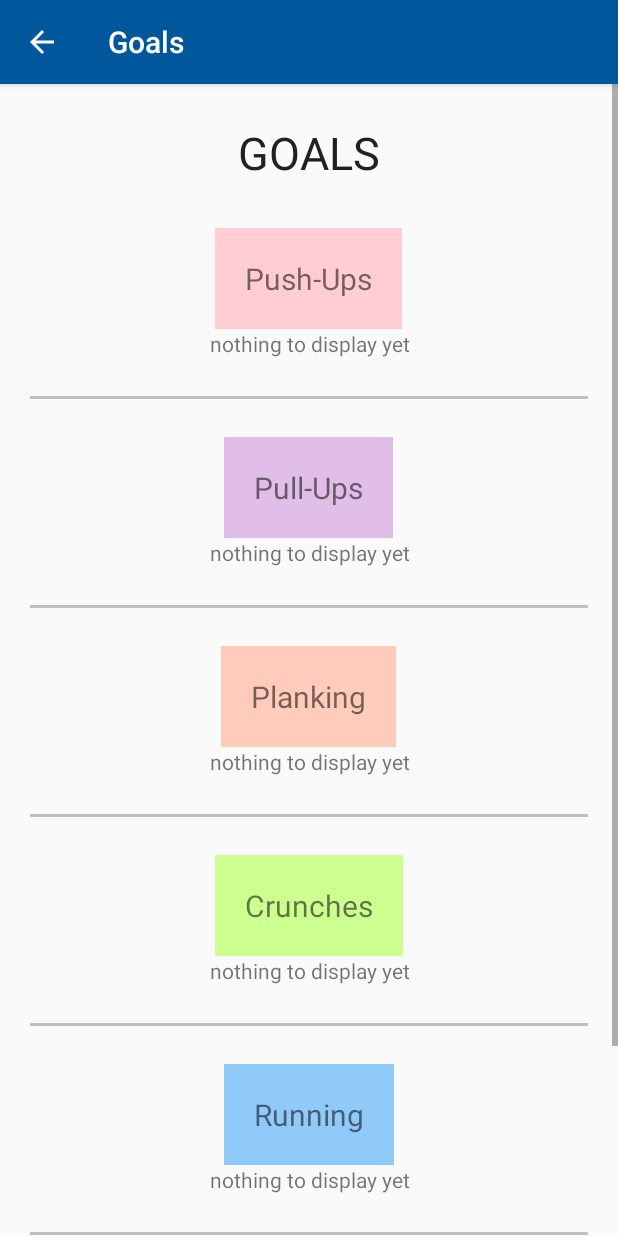
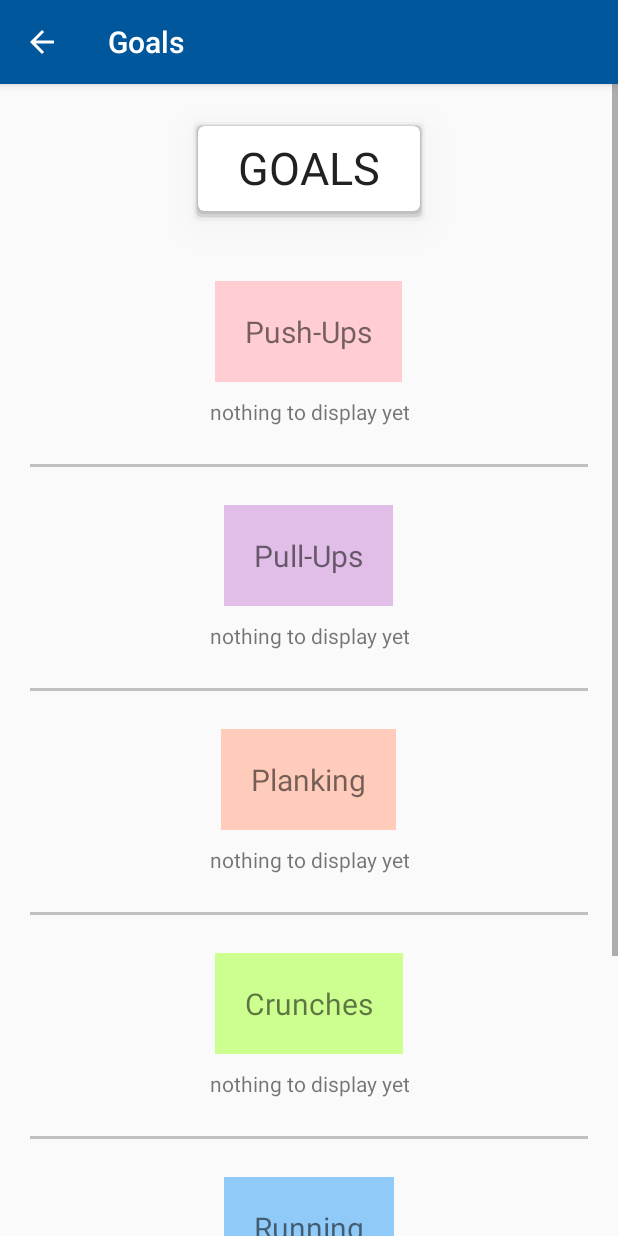
Before and after one commit to keerthivarumbudy/FitnessChallenge-master, an Android app: the Goals screen opened directly, with no data from a screen before it, on a phone screen of 412 x 824 dp. Run offline under Robolectric (Android 15) with nearby library versions, the phone set to English and light mode, and no system bars.

Commit message:
fine tuning

```diff
--- a/app/src/main/java/com/example/adithbharadwaj/fitnesschallenge/Result.java
+++ b/app/src/main/java/com/example/adithbharadwaj/fitnesschallenge/Result.java
@@ -310,10 +310,6 @@ public class Result extends AppCompatActivity{
             SquatResult.setText("You did " + squats + " squats. you are excellent. click on goals to improve. but you don't need to, do you? ");
         }
 
-        else if(msquat == -1){
-            SquatResult.setText("Nothing to display yet");
-        }
-
 
         if(squats.toString().trim() == null || squats.toString().trim().equals("") || squats.toString().trim().isEmpty()){
             SquatResult.setText("nothing to display yet");
--- a/app/src/main/res/anim/challenge.xml
+++ b/app/src/main/res/anim/challenge.xml
@@ -4,6 +4,6 @@
         xmlns:android="http://schemas.android.com/apk/res/android"
         android:fromAlpha="0.0"
         android:toAlpha="1.0"
-        android:duration="5000">
+        android:duration="4000">
     </alpha>
 </set>
--- a/app/src/main/res/layout/choices.xml
+++ b/app/src/main/res/layout/choices.xml
@@ -38,8 +38,6 @@
         android:background="@drawable/challenge"/>
 
 </LinearLayout>
-
-
 
     <LinearLayout
         android:layout_width="fill_parent"
--- a/app/src/main/res/layout/goals.xml
+++ b/app/src/main/res/layout/goals.xml
@@ -15,8 +15,14 @@
         android:layout_height="wrap_content"
         android:text="GOALS"
         android:layout_gravity="center_horizontal"
-        android:layout_marginBottom="30dp"
+        android:layout_marginBottom="40dp"
+        android:paddingBottom="15dp"
+        android:paddingTop="10dp"
+        android:paddingLeft="30dp"
+        android:paddingRight="30dp"
+        android:elevation="15dp"
         android:layout_marginTop="25dp"
+        android:background="@drawable/border_shadow"
         />
 
 
@@ -38,7 +44,8 @@
         android:textAlignment="center"
         android:layout_gravity="center_horizontal"
         android:id="@+id/PushUpGoals"
-        android:layout_marginBottom="15dp"  />
+        android:layout_marginBottom="15dp"
+        android:layout_marginTop="10dp"/>
 
     <View
         android:layout_width="fill_parent"
@@ -68,7 +75,9 @@
         android:textAlignment="center"
         android:layout_gravity="center_horizontal"
         android:id="@+id/PullUpGoals"
-        android:layout_marginBottom="15dp"   />
+        android:layout_marginBottom="15dp"
+        android:layout_marginTop="10dp"
+          />
 
     <View
         android:layout_width="fill_parent"
@@ -98,7 +107,8 @@
         android:textAlignment="center"
         android:layout_gravity="center_horizontal"
         android:id="@+id/PlankGoals"
-        android:layout_marginBottom="15dp"   />
+        android:layout_marginBottom="15dp"
+        android:layout_marginTop="10dp"  />
 
     <View
         android:layout_width="fill_parent"
@@ -129,6 +139,7 @@
         android:layout_gravity="center_horizontal"
         android:id="@+id/CrunchesGoals"
         android:layout_marginBottom="15dp"
+        android:layout_marginTop="10dp"
         />
 
     <View
@@ -160,7 +171,8 @@
         android:textAlignment="center"
         android:layout_gravity="center_horizontal"
         android:id="@+id/RunningGoals"
-        android:layout_marginBottom="15dp"  />
+        android:layout_marginBottom="15dp"
+        android:layout_marginTop="10dp"/>
 
     <View
         android:layout_width="fill_parent"
@@ -192,6 +204,7 @@
         android:layout_gravity="center_horizontal"
         android:id="@+id/SquatsGoals"
         android:layout_marginBottom="40dp"
+        android:layout_marginTop="10dp"
         />
 
 </LinearLayout>
```
Also changed, not shown: app/src/main/java/com/example/adithbharadwaj/fitnesschallenge/Goals.java (+6 -6 lines), app/src/main/res/layout/results.xml (+6 -1 lines).
